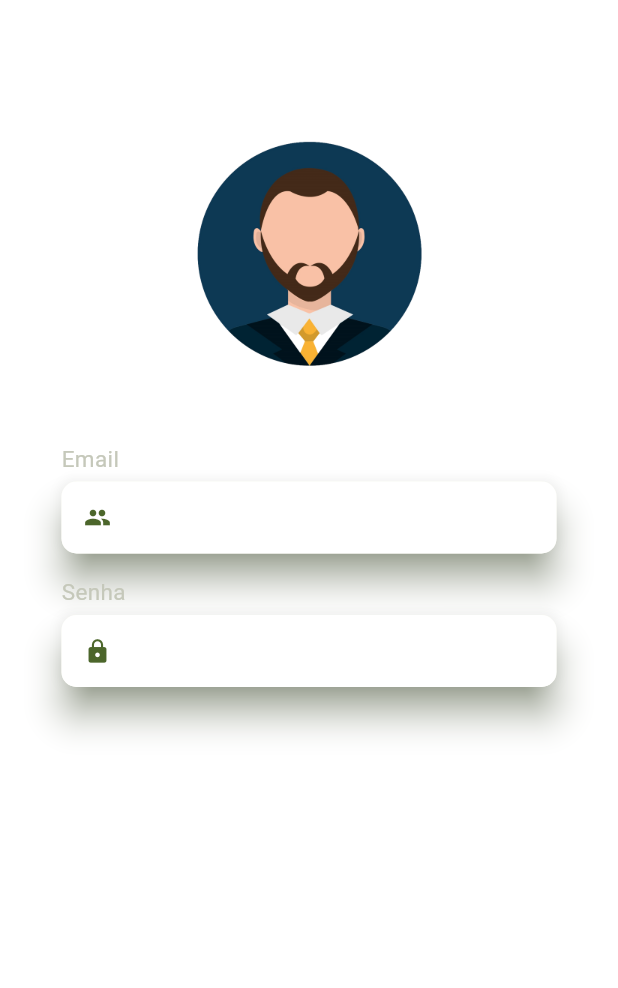
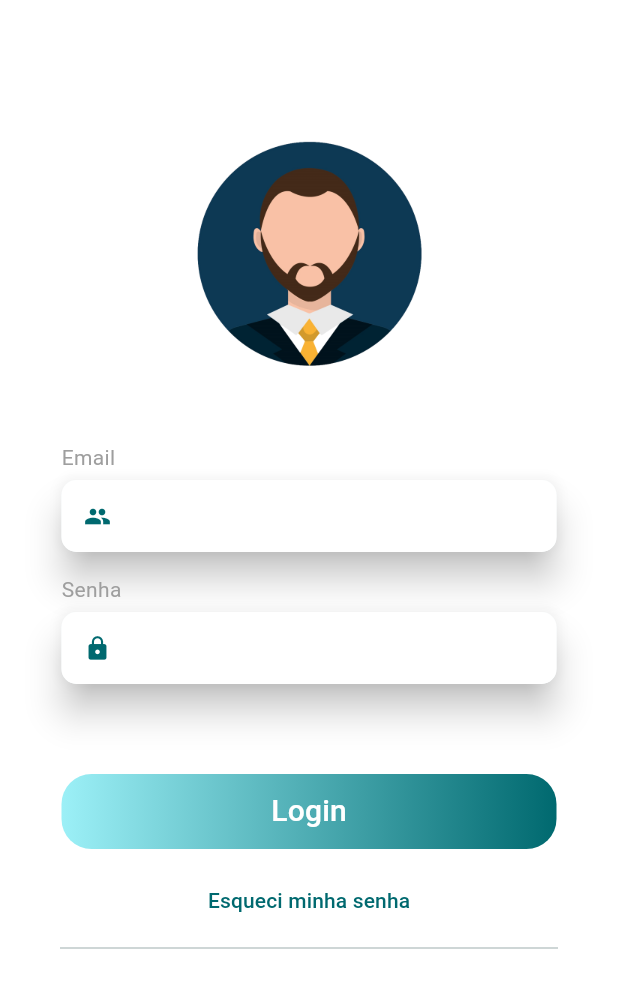
Before and after one commit to rauanteles/gymapp, a Flutter app: the screen it shows after launch, on a phone screen of 412 x 824 dp. Shown: the top 988 px of the screen. Run offline on Flutter 3.47's test engine with Material 3 defaults, Android fonts, the light colour scheme and no system bars; our stand-ins replace flutter_modular, google_fonts.

Commit message:
tela login atualizada

```diff
--- a/lib/app/modules/Home/home_module.dart
+++ b/lib/app/modules/Home/home_module.dart
@@ -7,6 +7,6 @@ class HomeModule extends Module {
 
   @override
   void routes(RouteManager r) {
-    r.child('/homepage', child: ((context) => const HomePage()));
+    r.child(Modular.initialRoute, child: ((context) => const HomePage()));
   }
 }
--- a/lib/app/modules/Login/login_page.dart
+++ b/lib/app/modules/Login/login_page.dart
@@ -1,4 +1,5 @@
 import 'package:flutter/material.dart';
+import 'package:flutter_modular/flutter_modular.dart';
 
 class LoginPage extends StatefulWidget {
   const LoginPage({super.key});
@@ -12,21 +13,33 @@ class _LoginPageState extends State<LoginPage> {
   Widget build(BuildContext context) {
     // final colorScheme = Theme.of(context).colorScheme;
     return Scaffold(
-      backgroundColor: Theme.of(context).colorScheme.onPrimary,
-      body: Column(
-        children: [
-          const SizedBox(height: 60),
-          cabecalhoEstatico(),
-          const SizedBox(height: 40),
-          SizedBox(
-            width: 330,
-            child: formLogin(context),
-          ),
-        ],
+      resizeToAvoidBottomInset: false,
+      backgroundColor: Colors.white,
+      body: SingleChildScrollView(
+        physics: const NeverScrollableScrollPhysics(),
+        child: telaLogin(context),
       ),
     );
   }
 
+//------------------------------------------------------------------------------
+  telaLogin(context) {
+    return Column(
+      children: [
+        const SizedBox(height: 60),
+        SizedBox(child: cabecalhoEstatico()),
+        const SizedBox(height: 40),
+        SizedBox(width: 330, child: formLogin(context)),
+        const SizedBox(height: 60),
+        SizedBox(width: 330, child: buttonLogin(context)),
+        const SizedBox(height: 10),
+        SizedBox(child: forgotPassword()),
+        const Divider(indent: 40, endIndent: 40),
+      ],
+    );
+  }
+
+//------------------------------------------------------------------------------
   cabecalhoEstatico() {
     return Column(
       children: [
@@ -36,7 +49,7 @@ class _LoginPageState extends State<LoginPage> {
             child: Image.asset(
               'assets/profile_picture.png',
               scale: 8,
-              fit: BoxFit.cover,
+              fit: BoxFit.fill,
             ),
           ),
         ),
@@ -45,25 +58,26 @@ class _LoginPageState extends State<LoginPage> {
   }
 
   formLogin(context) {
-    final colorScheme = Theme.of(context).colorScheme;
+    var colorScheme = Theme.of(context).colorScheme;
     return Column(
       crossAxisAlignment: CrossAxisAlignment.start,
       children: [
-        Text(
+        const Text(
           'Email',
           textAlign: TextAlign.left,
-          style: TextStyle(color: colorScheme.outlineVariant, fontSize: 15),
+          style: TextStyle(color: Colors.grey),
         ),
         const SizedBox(height: 5),
         Material(
           borderRadius: const BorderRadius.all(Radius.circular(10)),
           elevation: 10,
-          shadowColor: colorScheme.primary,
+          shadowColor: Colors.black,
           child: TextFormField(
+            textInputAction: TextInputAction.next,
             decoration: InputDecoration(
               isDense: true,
               filled: true,
-              fillColor: colorScheme.onPrimary,
+              fillColor: Colors.white,
               enabledBorder: const OutlineInputBorder(
                 borderRadius: BorderRadius.all(Radius.circular(10)),
                 borderSide: BorderSide(style: BorderStyle.none),
@@ -80,21 +94,22 @@ class _LoginPageState extends State<LoginPage> {
           ),
         ),
         const SizedBox(height: 15),
-        Text(
+        const Text(
           'Senha',
           textAlign: TextAlign.left,
-          style: TextStyle(color: colorScheme.outlineVariant, fontSize: 15),
+          style: TextStyle(color: Colors.grey),
         ),
         const SizedBox(height: 5),
         Material(
           borderRadius: const BorderRadius.all(Radius.circular(10)),
           elevation: 10,
-          shadowColor: colorScheme.primary,
+          shadowColor: Colors.black,
           child: TextFormField(
+            textInputAction: TextInputAction.done,
             decoration: InputDecoration(
               isDense: true,
               filled: true,
-              fillColor: colorScheme.onPrimary,
+              fillColor: Colors.white,
               enabledBorder: const OutlineInputBorder(
                 borderRadius: BorderRadius.all(Radius.circular(10)),
                 borderSide: BorderSide(style: BorderStyle.none),
@@ -113,4 +128,37 @@ class _LoginPageState extends State<LoginPage> {
       ],
     );
   }
+
+  buttonLogin(context) {
+    final colorScheme = Theme.of(context).colorScheme;
+    return SizedBox(
+      child: Container(
+        height: 50,
+        decoration: BoxDecoration(
+            borderRadius: const BorderRadius.all(Radius.circular(20)),
+            gradient: LinearGradient(
+                colors: [colorScheme.primaryContainer, colorScheme.primary])),
+        child: ElevatedButton(
+          style: ElevatedButton.styleFrom(
+              backgroundColor: Colors.transparent,
+              shadowColor: Colors.transparent),
+          child: Text(
+            'Login',
+            style: TextStyle(
+              color: colorScheme.onPrimary,
+              fontSize: 20,
+            ),
+          ),
+          onPressed: () {
+            Modular.to.pushNamed('/home/');
+          },
+        ),
+      ),
+    );
+  }
+
+  forgotPassword() {
+    return TextButton(
+        onPressed: () {}, child: const Text('Esqueci minha senha'));
+  }
 }
```
Also changed, not shown: lib/app/shared/themes/theme.dart (+212 -212 lines).
